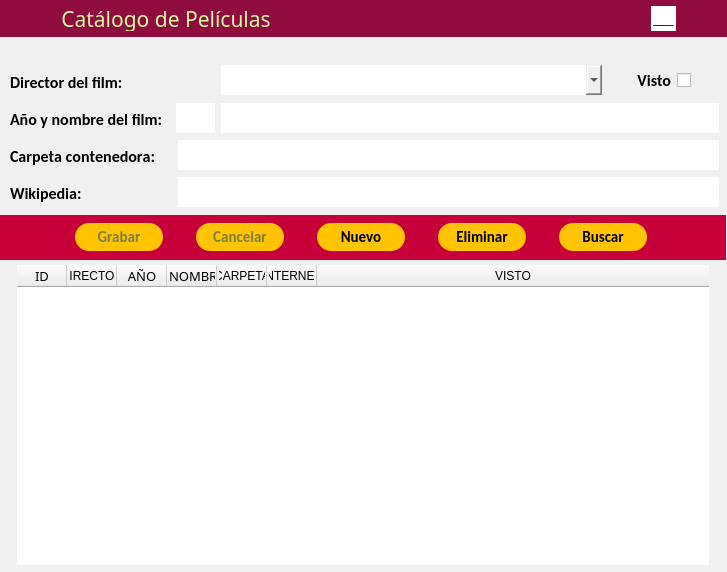
Old version of the form gui/main.ui in the repository QuitoAr/Cine.
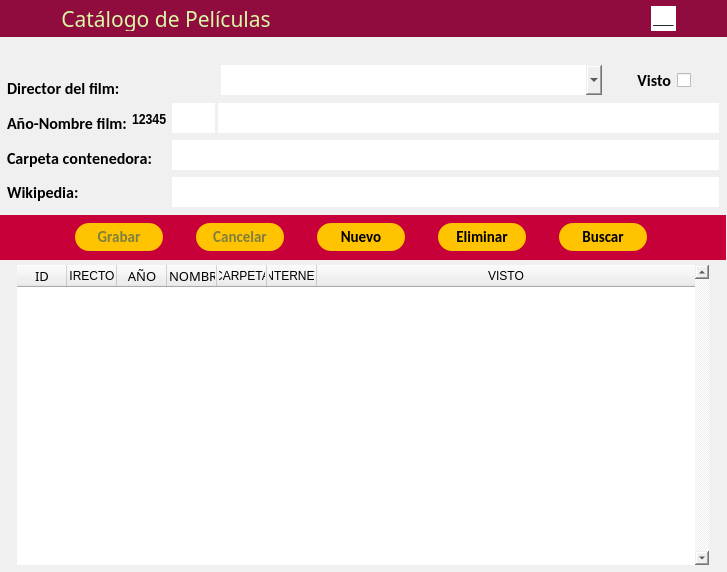
New version of the form. Icons and pictures are not drawn.

Commit message: Habilitar encabezados verticales en las tablas y ajustar geometría de elementos en la interfaz

Diff of the .ui file:
```diff
--- a/gui/main.ui
+++ b/gui/main.ui
@@ -194,9 +194,9 @@
     </property>
     <property name="geometry">
      <rect>
-      <x>221</x>
+      <x>218</x>
       <y>103</y>
-      <width>498</width>
+      <width>501</width>
       <height>30</height>
      </rect>
     </property>
@@ -233,9 +233,9 @@
     </property>
     <property name="geometry">
      <rect>
-      <x>178</x>
+      <x>172</x>
       <y>140</y>
-      <width>541</width>
+      <width>547</width>
       <height>30</height>
      </rect>
     </property>
@@ -269,9 +269,9 @@
     </property>
     <property name="geometry">
      <rect>
-      <x>178</x>
+      <x>172</x>
       <y>177</y>
-      <width>541</width>
+      <width>547</width>
       <height>30</height>
      </rect>
     </property>
@@ -296,80 +296,6 @@
 </string>
     </property>
    </widget>
-   <widget class="QWidget" name="layoutWidget">
-    <property name="geometry">
-     <rect>
-      <x>10</x>
-      <y>67</y>
-      <width>161</width>
-      <height>142</height>
-     </rect>
-    </property>
-    <layout class="QVBoxLayout" name="verticalLayout">
-     <item>
-      <widget class="QLabel" name="label">
-       <property name="font">
-        <font>
-         <family>Calibri</family>
-         <pointsize>12</pointsize>
-         <weight>75</weight>
-         <bold>true</bold>
-         <kerning>false</kerning>
-        </font>
-       </property>
-       <property name="text">
-        <string>Director del film:</string>
-       </property>
-      </widget>
-     </item>
-     <item>
-      <widget class="QLabel" name="label_2">
-       <property name="font">
-        <font>
-         <family>Calibri</family>
-         <pointsize>12</pointsize>
-         <weight>75</weight>
-         <bold>true</bold>
-        </font>
-       </property>
-       <property name="text">
-        <string>Año y nombre del film:</string>
-       </property>
-      </widget>
-     </item>
-     <item>
-      <widget class="QLabel" name="label_3">
-       <property name="font">
-        <font>
-         <family>Calibri</family>
-         <pointsize>12</pointsize>
-         <weight>75</weight>
-         <bold>true</bold>
-         <kerning>false</kerning>
-        </font>
-       </property>
-       <property name="text">
-        <string>Carpeta contenedora:</string>
-       </property>
-      </widget>
-     </item>
-     <item>
-      <widget class="QLabel" name="label_4">
-       <property name="font">
-        <font>
-         <family>Calibri</family>
-         <pointsize>12</pointsize>
-         <weight>75</weight>
-         <bold>true</bold>
-        </font>
-       </property>
-       <property name="text">
-        <string>Wikipedia:</string>
-       </property>
-      </widget>
-     </item>
-    </layout>
-   </widget>
    <widget class="QFrame" name="frame">
     <property name="geometry">
      <rect>
@@ -3025,6 +2951,9 @@
     <property name="autoFillBackground">
      <bool>true</bool>
     </property>
+    <property name="verticalScrollBarPolicy">
+     <enum>Qt::ScrollBarAlwaysOn</enum>
+    </property>
     <property name="editTriggers">
      <set>QAbstractItemView::SelectedClicked</set>
     </property>
@@ -3053,7 +2982,7 @@
      <bool>true</bool>
     </attribute>
     <attribute name="verticalHeaderDefaultSectionSize">
-     <number>30</number>
+     <number>25</number>
     </attribute>
     <attribute name="verticalHeaderMinimumSectionSize">
      <number>15</number>
@@ -3161,9 +3090,9 @@
     </property>
     <property name="geometry">
      <rect>
-      <x>176</x>
+      <x>172</x>
       <y>103</y>
-      <width>39</width>
+      <width>43</width>
       <height>30</height>
      </rect>
     </property>
@@ -3440,6 +3369,105 @@
      </size>
     </property>
    </widget>
+   <widget class="QLabel" name="labelId_film">
+    <property name="geometry">
+     <rect>
+      <x>132</x>
+      <y>112</y>
+      <width>39</width>
+      <height>19</height>
+     </rect>
+    </property>
+    <property name="font">
+     <font>
+      <family>Arial Narrow</family>
+      <pointsize>11</pointsize>
+      <weight>50</weight>
+      <italic>false</italic>
+      <bold>false</bold>
+     </font>
+    </property>
+    <property name="styleSheet">
+     <string notr="true">font:11pt &quot;Arial Narrow&quot;;</string>
+    </property>
+    <property name="text">
+     <string>&lt;html&gt;&lt;head/&gt;&lt;body&gt;&lt;p&gt;&lt;span style=&quot; font-weight:600;&quot;&gt;12345&lt;/span&gt;&lt;/p&gt;&lt;/body&gt;&lt;/html&gt;</string>
+    </property>
+   </widget>
+   <widget class="QWidget" name="">
+    <property name="geometry">
+     <rect>
+      <x>7</x>
+      <y>74</y>
+      <width>155</width>
+      <height>133</height>
+     </rect>
+    </property>
+    <layout class="QVBoxLayout" name="verticalLayout">
+     <item>
+      <widget class="QLabel" name="label">
+       <property name="font">
+        <font>
+         <family>Calibri</family>
+         <pointsize>12</pointsize>
+         <weight>75</weight>
+         <bold>true</bold>
+         <kerning>false</kerning>
+        </font>
+       </property>
+       <property name="text">
+        <string>Director del film:</string>
+       </property>
+      </widget>
+     </item>
+     <item>
+      <widget class="QLabel" name="label_2">
+       <property name="font">
+        <font>
+         <family>Calibri</family>
+         <pointsize>12</pointsize>
+         <weight>75</weight>
+         <bold>true</bold>
+        </font>
+       </property>
+       <property name="text">
+        <string>Año-Nombre film:</string>
+       </property>
+      </widget>
+     </item>
+     <item>
+      <widget class="QLabel" name="label_3">
+       <property name="font">
+        <font>
+         <family>Calibri</family>
+         <pointsize>12</pointsize>
+         <weight>75</weight>
+         <bold>true</bold>
+         <kerning>false</kerning>
+        </font>
+       </property>
+       <property name="text">
+        <string>Carpeta contenedora:</string>
+       </property>
+      </widget>
+     </item>
+     <item>
+      <widget class="QLabel" name="label_4">
+       <property name="font">
+        <font>
+         <family>Calibri</family>
+         <pointsize>12</pointsize>
+         <weight>75</weight>
+         <bold>true</bold>
+        </font>
+       </property>
+       <property name="text">
+        <string>Wikipedia:</string>
+       </property>
+      </widget>
+     </item>
+    </layout>
+   </widget>
   </widget>
   <action name="actionNuevo">
    <property name="text">
```
The commit also changes 4 other files.
